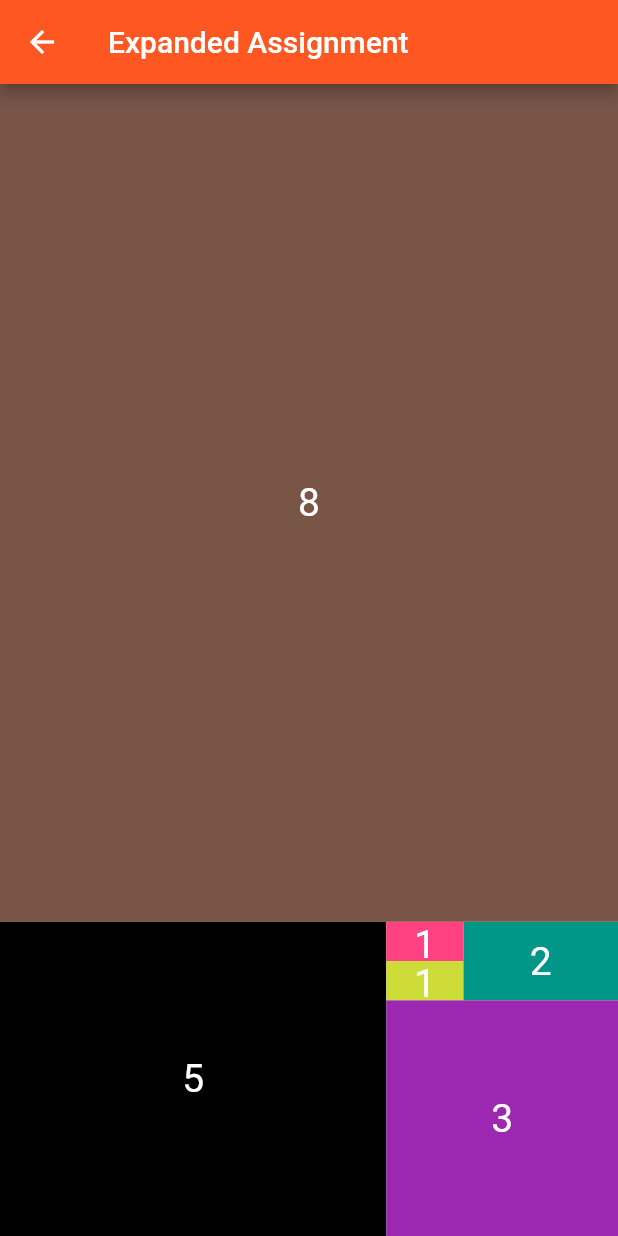
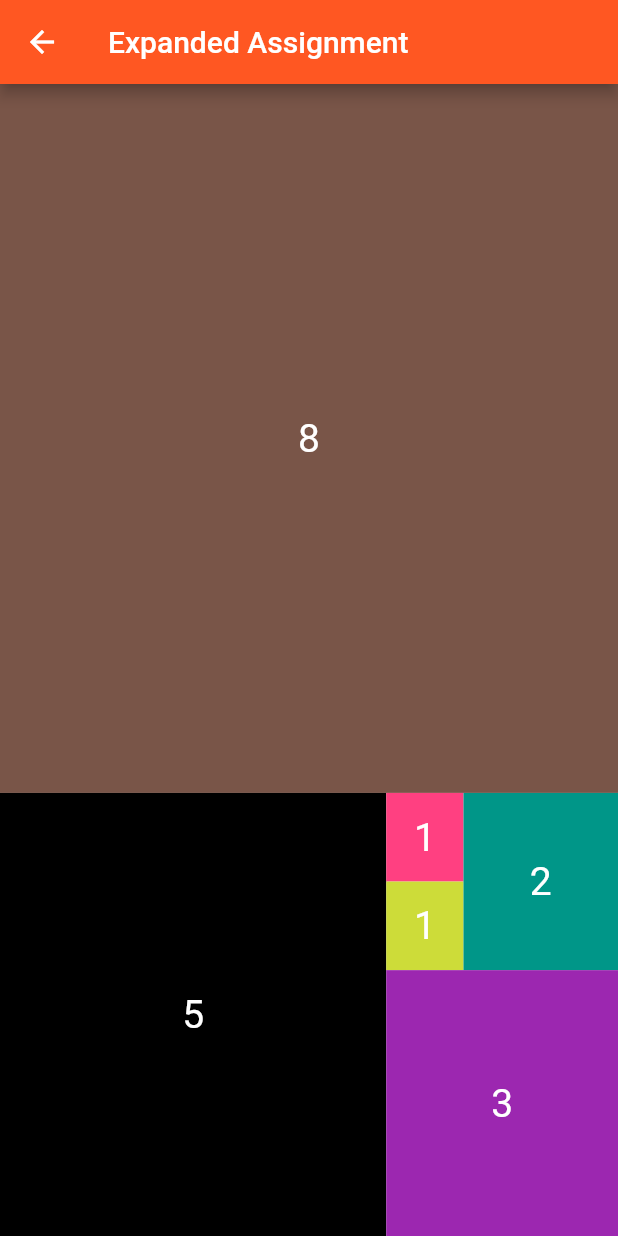
Before and after one commit to jobic10/flutter_again, a Flutter app: the ExpandedAssignment screen opened by its route, on a phone screen of 412 x 824 dp. Run offline on Flutter 3.47's test engine with Material 2 defaults, Android fonts, the phone set to English and light mode, and no system bars.

Commit message:
Tweaked again

```diff
--- a/lib/app/day1/expanded2.dart
+++ b/lib/app/day1/expanded2.dart
@@ -172,7 +172,7 @@ class ExpandedAssignment extends StatelessWidget {
             color: Colors.brown,
           ),
           Expanded(
-            flex: 3,
+            flex: 5,
             child: Row(
               children: [
                 _buildBox(
@@ -184,6 +184,7 @@ class ExpandedAssignment extends StatelessWidget {
                   child: Column(
                     children: [
                       Expanded(
+                        flex: 2,
                         child: Row(
                           children: [
                             Expanded(
```
